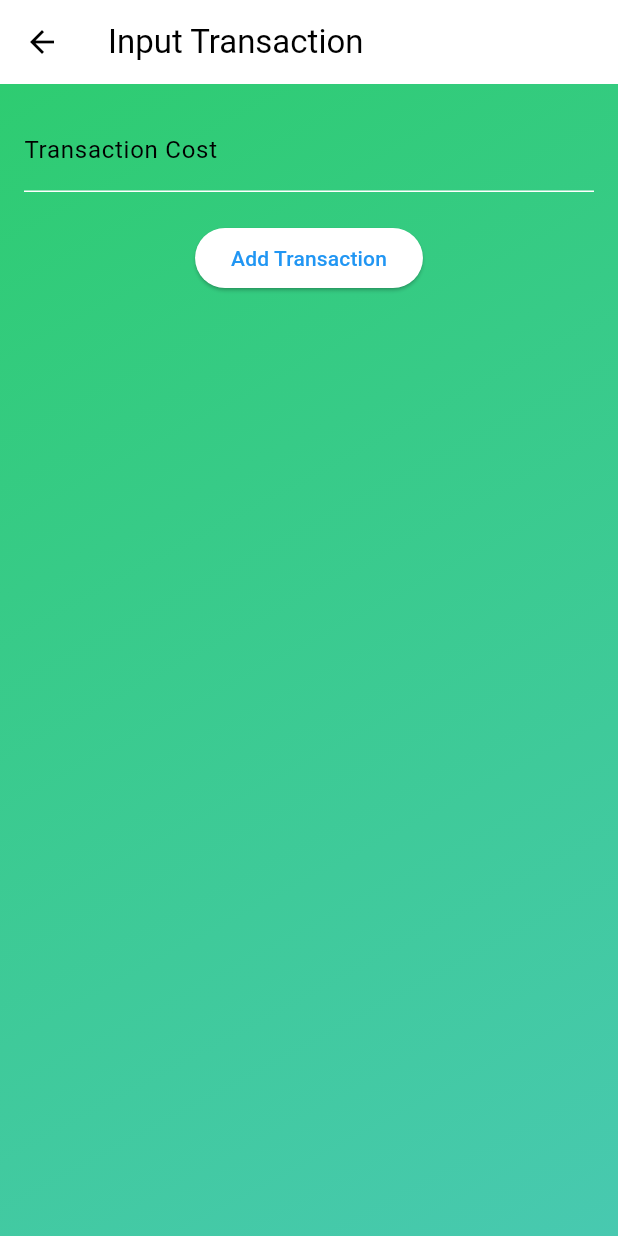
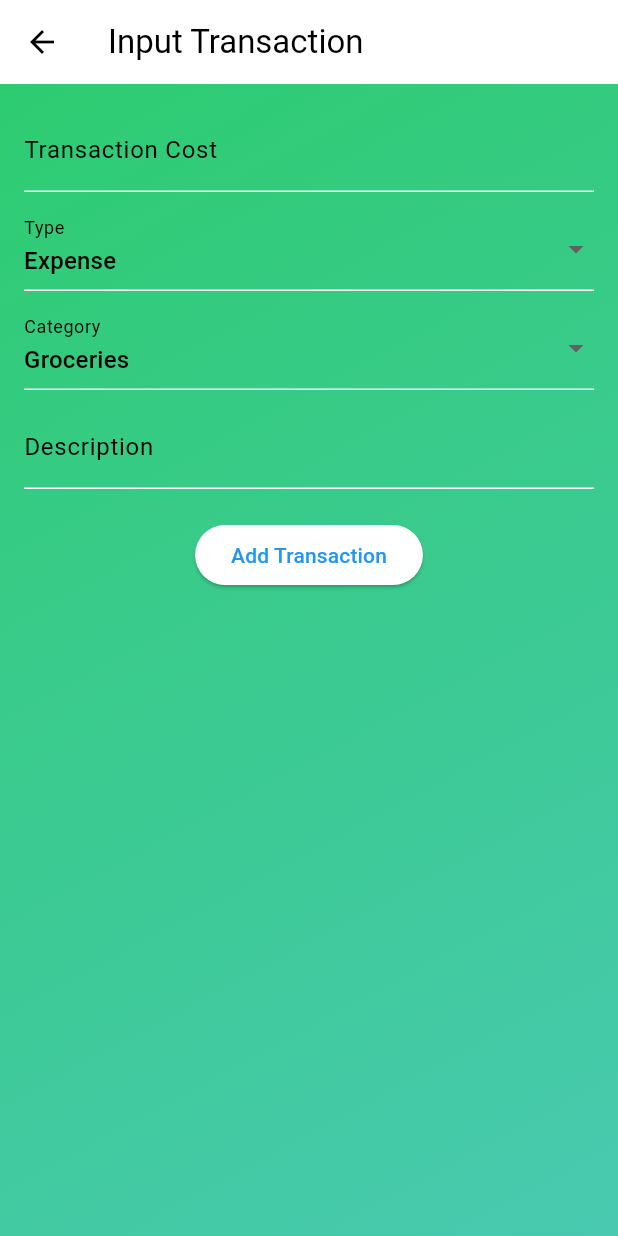
Before and after one commit to AkinniyiS/FinTrak, a Flutter app: the DashboardScreen screen opened directly with empty values, after a tap on "Input Transaction", on a phone screen of 412 x 824 dp. Run offline on Flutter 3.47's test engine with Material 3 defaults, Android fonts, the light colour scheme and no system bars; our stand-ins replace firebase_auth, firebase_core; accounts and stored records are empty; network calls fail.

Commit message:
updated transaction screen for more detail

```diff
--- a/lib/dashboard_screen.dart
+++ b/lib/dashboard_screen.dart
@@ -94,7 +94,7 @@ class _DashboardScreenState extends State<DashboardScreen> with SingleTickerProv
                   onTap: () {
                     Navigator.push(
                       context,
-                      MaterialPageRoute(builder: (context) => InputTransactionScreen()),
+                      MaterialPageRoute(builder: (context) => InputTransactionScreen(accountId: widget.accountId)),
                     );
                   },
 
--- a/lib/input_transaction_screen.dart
+++ b/lib/input_transaction_screen.dart
@@ -4,14 +4,31 @@ import 'package:http/http.dart' as http;
 import 'dart:convert';
 
 class InputTransactionScreen extends StatefulWidget {
-  const InputTransactionScreen({super.key});
+  final int accountId;
+
+  const InputTransactionScreen({super.key, required this.accountId});
 
   @override
   State<InputTransactionScreen> createState() => _InputTransactionScreenState();
 }
 
 class _InputTransactionScreenState extends State<InputTransactionScreen> {
+
   final TextEditingController amountController = TextEditingController();
+  final TextEditingController descriptionController = TextEditingController();
+
+  String transactionType = 'Expense';
+  String selectedCategory = 'Groceries';
+
+  final List<String> categories = [
+    'Groceries',
+    'Transportation',
+    'Utilities',
+    'Insurance',
+    'Education',
+    'Shopping/Entertainment',
+    'Dining'
+  ];
 
   Future<void> addTransaction() async {
     final url = Uri.parse('http://10.0.2.2:4000/api/transactions/add');
@@ -19,7 +36,13 @@ class _InputTransactionScreenState extends State<InputTransactionScreen> {
     final response = await http.post(
       url,
       headers: {"Content-Type": "application/json"},
-      body: jsonEncode({"amount": amountController.text, }),
+      body: jsonEncode({
+        "amount": double.tryParse(amountController.text) ?? 0.0,
+        "type": transactionType,
+        "category": selectedCategory,
+        "description": descriptionController.text,
+        "account_id": widget.accountId
+      }),
     );
 
     if (response.statusCode == 201) {
@@ -27,6 +50,7 @@ class _InputTransactionScreenState extends State<InputTransactionScreen> {
         SnackBar(content: Text('Transaction added!')),
       );
       amountController.clear();
+      descriptionController.clear();
     } else {
       ScaffoldMessenger.of(context).showSnackBar(
         SnackBar(content: Text('Error adding transaction')),
@@ -48,6 +72,29 @@ class _InputTransactionScreenState extends State<InputTransactionScreen> {
                 decoration: InputDecoration(labelText: "Transaction Cost"),
                 keyboardType: TextInputType.number,
               ),
+              SizedBox(height: 10),
+              DropdownButtonFormField<String>(
+                value: transactionType,
+                items: ['Income', 'Expense'].map((type) {
+                  return DropdownMenuItem(value: type, child: Text(type));
+                }).toList(),
+                onChanged: (value) => setState(() => transactionType = value!),
+                decoration: InputDecoration(labelText: "Type"),
+              ),
+              SizedBox(height: 10),
+              DropdownButtonFormField<String>(
+                value: selectedCategory,
+                items: categories.map((category) {
+                  return DropdownMenuItem(value: category, child: Text(category));
+                }).toList(),
+                onChanged: (value) => setState(() => selectedCategory = value!),
+                decoration: InputDecoration(labelText: "Category"),
+              ),
+              SizedBox(height: 10),
+              TextField(
+                controller: descriptionController,
+                decoration: InputDecoration(labelText: "Description"),
+              ),
               SizedBox(height: 20),
               ElevatedButton(
                 onPressed: addTransaction,
```
Also changed, not shown: 5 other files. Lines whose indentation alone changed are shown as unchanged.
